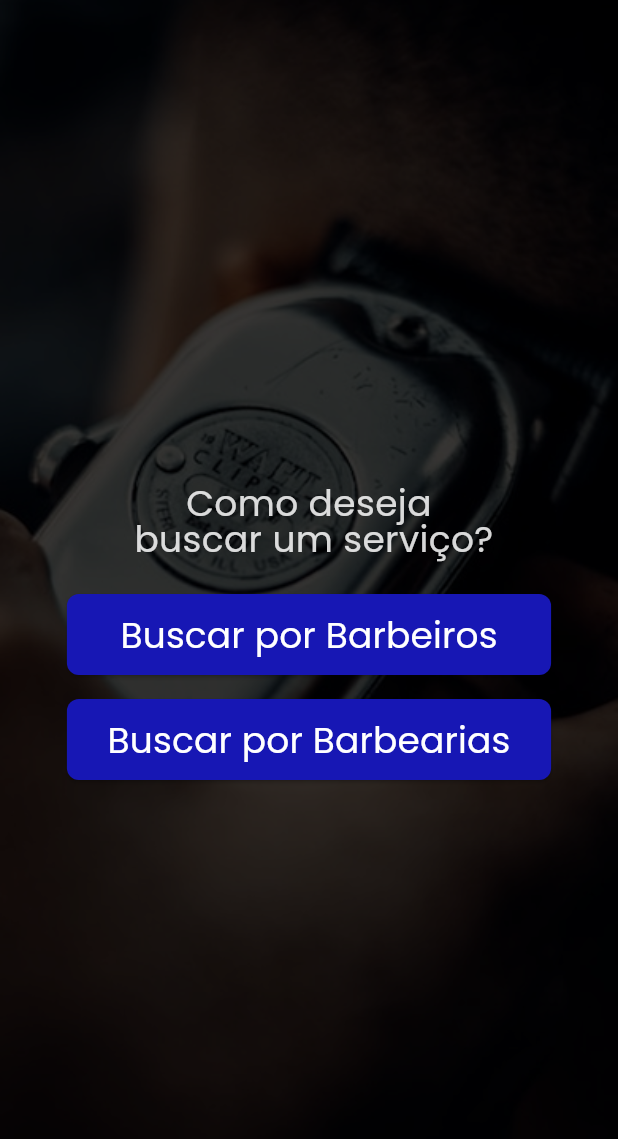
After one commit to lucasgalindo/BarberManagerFE, a Flutter app: the Seekservicescreen screen opened by its route, after a tap on "Buscar por Barbeiros", on a phone screen of 412 x 824 dp. The commit adds this screen. Shown: the top 1139 px of the screen. Run offline on Flutter 3.47's test engine with Material 3 defaults, Android fonts, the light colour scheme and no system bars; missing offline and left inert: dart:js_interop; accounts and stored records are empty.

Commit message:
add widget boxOfCarousel and view SeekSerivce

```diff
--- /dev/null
+++ b/lib/models/SeekserviceModel.dart
@@ -0,0 +1,7 @@
+enum SeekService { barbeiros, barbearias }
+
+class SeekserviceModel {
+  final SeekService mode;
+
+  SeekserviceModel({required this.mode});
+}
--- /dev/null
+++ b/lib/view_models/SeekserviceViewModel.dart
@@ -0,0 +1,34 @@
+import 'package:flutter/material.dart';
+import '../models/SeekserviceModel.dart';
+
+class SeekserviceViewModel extends ChangeNotifier {
+  SeekserviceModel? _selectedService;
+
+  SeekserviceModel? get selectedService => _selectedService;
+
+  void selectSeekservice(SeekService mode) {
+    _selectedService = SeekserviceModel(mode: mode);
+    notifyListeners();
+  }
+
+  void goToMainScreen(BuildContext context) {
+    if (_selectedService == null) return;
+
+    switch (_selectedService!.mode) {
+      case SeekService.barbeiros:
+        Navigator.pushNamed(
+          context,
+          '/main',
+          arguments: {"search": "barbeiros"},
+        );
+        break;
+      case SeekService.barbearias:
+        Navigator.pushNamed(
+          context,
+          '/main',
+          arguments: {"search": "barbearias"},
+        );
+        break;
+    }
+  }
+}
--- a/lib/view_models/loginViewModel.dart
+++ b/lib/view_models/loginViewModel.dart
@@ -18,6 +18,6 @@ class LoginViewModel extends ChangeNotifier {
 
   void login(context) {
     Provider.of<AuthProvider>(context, listen: false).login();
-    Navigator.pushReplacementNamed(context, '/home');
+    Navigator.pushNamed(context, '/seekservice');
   }
 }
--- /dev/null
+++ b/lib/views/SeekServicescreen.dart
@@ -0,0 +1,92 @@
+import 'package:flutter/material.dart';
+import 'package:provider/provider.dart';
+import '../view_models/SeekserviceViewModel.dart';
+import '../widgets/primaryButton.dart';
+
+class Seekservicescreen extends StatelessWidget {
+  const Seekservicescreen({super.key});
+
+  @override
+  Widget build(BuildContext context) {
+    final screenSize = MediaQuery.sizeOf(context);
+    return ChangeNotifierProvider(
+      create: (_) => SeekserviceViewModel(),
+      child: Consumer<SeekserviceViewModel>(
+        builder:
+            (context, viewModel, child) => Scaffold(
+              body: Container(
+                width: double.infinity,
+                height: double.infinity,
+                decoration: const BoxDecoration(
+                  image: DecorationImage(
+                    image: AssetImage("assets/background.png"),
+                    fit: BoxFit.cover,
+                  ),
+                ),
+                child: Stack(
+                  children: [
+                    SingleChildScrollView(
+                      child: ConstrainedBox(
+                        constraints: BoxConstraints(
+                          minHeight: screenSize.height,
+                        ),
+                        child: IntrinsicHeight(
+                          child: Padding(
+                            padding: const EdgeInsets.all(24.0),
+                            child: Column(
+                              mainAxisAlignment: MainAxisAlignment.center,
+                              crossAxisAlignment: CrossAxisAlignment.stretch,
+                              children: [
+                                const SizedBox(height: 20),
+                                Padding(
+                                  padding: EdgeInsets.symmetric(
+                                    horizontal: screenSize.width * 0.05,
+                                  ),
+                                  child: Column(
+                                    children: [
+                                      const Text(
+                                        "Como deseja \n buscar um serviço?",
+                                        style: TextStyle(
+                                          fontSize: 24,
+                                          height: 1,
+                                          fontWeight: FontWeight.w100,
+                                          color: Color.fromARGB(
+                                            214,
+                                            255,
+                                            255,
+                                            255,
+                                          ),
+                                        ),
+                                        textAlign: TextAlign.center,
+                                      ),
+                                      const SizedBox(height: 24),
+                                      PrimaryButton(
+                                        text: "Buscar por Barbeiros",
+                                        onPressed: () {
+                                          viewModel.goToMainScreen(context);
+                                        },
+                                      ),
+                                      const SizedBox(height: 16),
+                                      PrimaryButton(
+                                        text: "Buscar por Barbearias",
+                                        onPressed: () {
+                                          viewModel.goToMainScreen(context);
+                                        },
+                                      ),
+                                    ],
+                                  ),
+                                ),
+                              ],
+                            ),
+                          ),
+                        ),
+                      ),
+                    ),
+                  ],
+                ),
+              ),
+            ),
+      ),
+    );
+  }
+}
--- a/lib/widgets/PrimaryButton.dart
+++ b/lib/widgets/PrimaryButton.dart
@@ -21,18 +21,12 @@ class PrimaryButton extends StatelessWidget {
       child: ElevatedButton(
         style: ElevatedButton.styleFrom(
           backgroundColor: _primaryColor,
-          shape: RoundedRectangleBorder(
-            borderRadius: BorderRadius.circular(borderRadius),
-          ),
+          shape: RoundedRectangleBorder(borderRadius: BorderRadius.circular(8)),
         ),
         onPressed: onPressed,
         child: Text(
           text,
-          style: const TextStyle(
-            fontSize: 24,
-            color: Colors.white,
-
-          ),
+          style: const TextStyle(fontSize: 24, color: Colors.white),
         ),
       ),
     );
```
Also changed, not shown: lib/main.dart (+5 -9 lines), lib/views/Loginscreen.dart (+12 -6 lines), lib/views/registerPage.dart (+18 -11 lines), lib/widgets/BoxOfCarousel.dart (added, +33 -0 lines), lib/widgets/textInputField.dart (+19 -5 lines).
